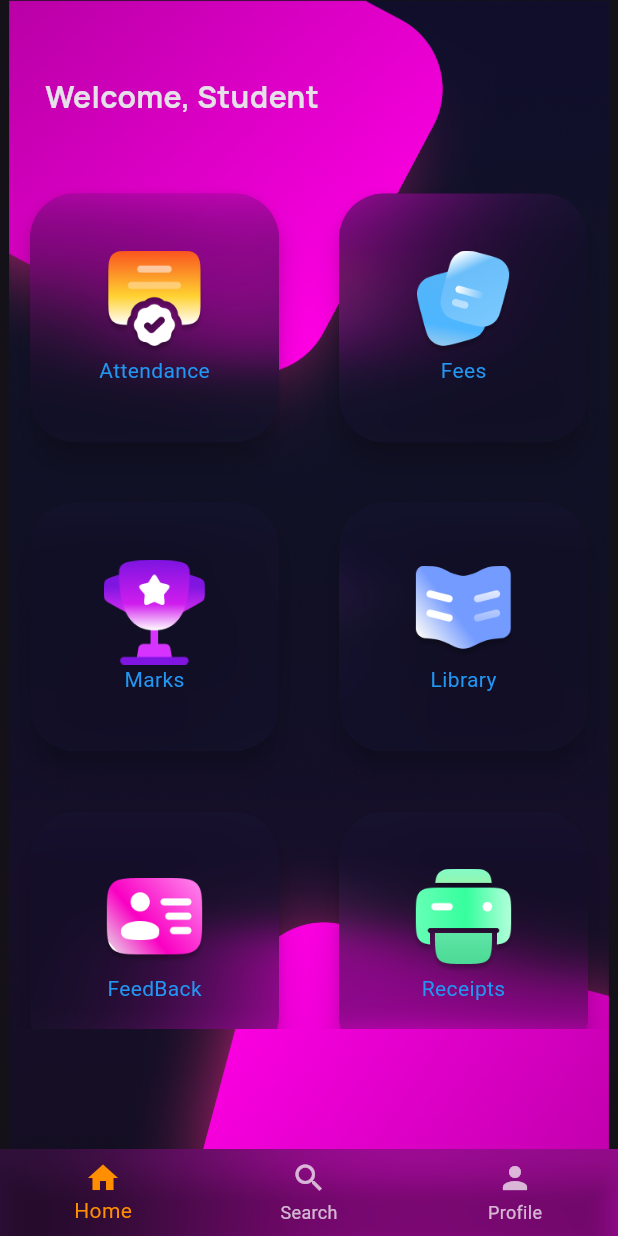
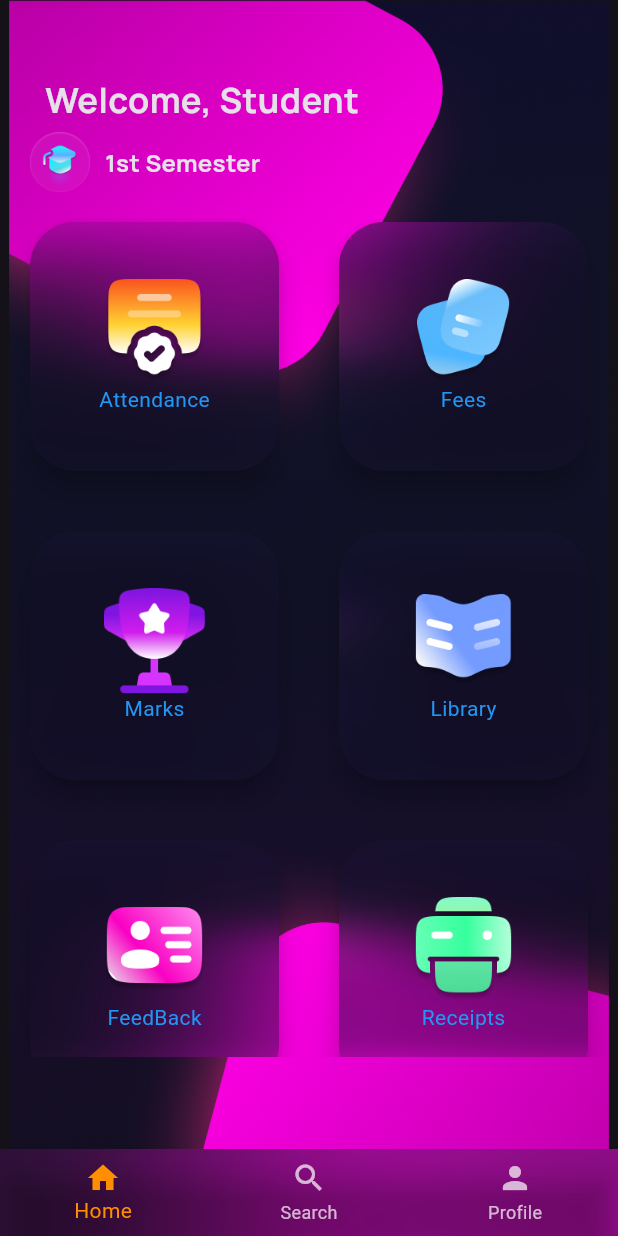
Before and after one commit to Iyaad-luqman/kcg_app, a Flutter app: the Dashboard screen opened directly, on a phone screen of 412 x 824 dp. Run offline on Flutter 3.47's test engine with Material 3 defaults, Android fonts, the light colour scheme and no system bars; our stand-ins replace shared_preferences; accounts and stored records are empty.

Commit message:
Home Page completed

```diff
--- a/lib/dashboard.dart
+++ b/lib/dashboard.dart
@@ -89,12 +89,27 @@ Widget build(BuildContext context) {
                     height: 20,
                   ),
                   Padding(
-                    padding: const EdgeInsets.all(30.0),
+                    padding: const EdgeInsets.fromLTRB(30, 30, 0, 5),
                     child: Text(
                       'Welcome, Student',
-                      style: TextStyle(fontSize: 20, fontFamily: 'Manrope', fontWeight: FontWeight.bold),
+                      style: TextStyle(fontSize: 23, fontFamily: 'Manrope', fontWeight: FontWeight.bold),
                     ),
                   ),
+                   Row(
+                     children: [
+                      SizedBox(
+                        width: 20,
+                      ),
+                       Image.asset('images/cap.png', width: 40, height: 40,),
+                      Padding(
+                        padding: const EdgeInsets.fromLTRB(10,0,0,0),
+                        child: Text(
+                          '1st Semester',
+                          style: TextStyle(fontSize: 16, fontFamily: 'Manrope', fontWeight: FontWeight.bold),
+                        ),
+                                         ),
+                     ],
+                   ),
                   // Add a GridView.builder
                   Container(
                     height: hlen * 0.7, // specify the height of the GridView
```
